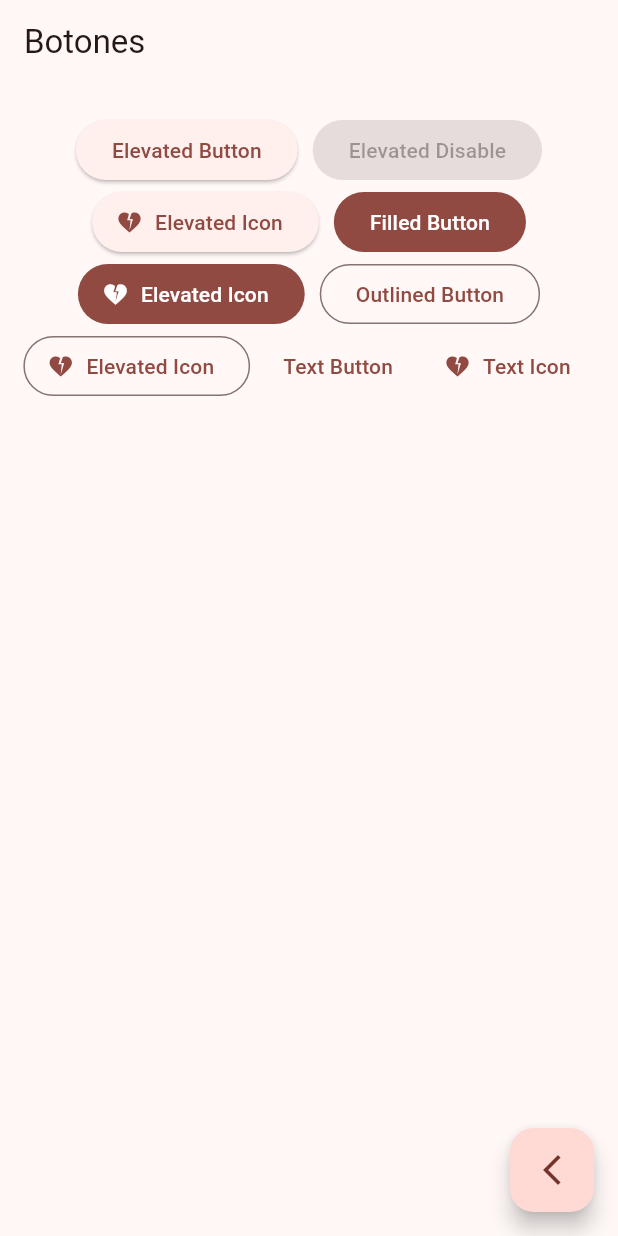
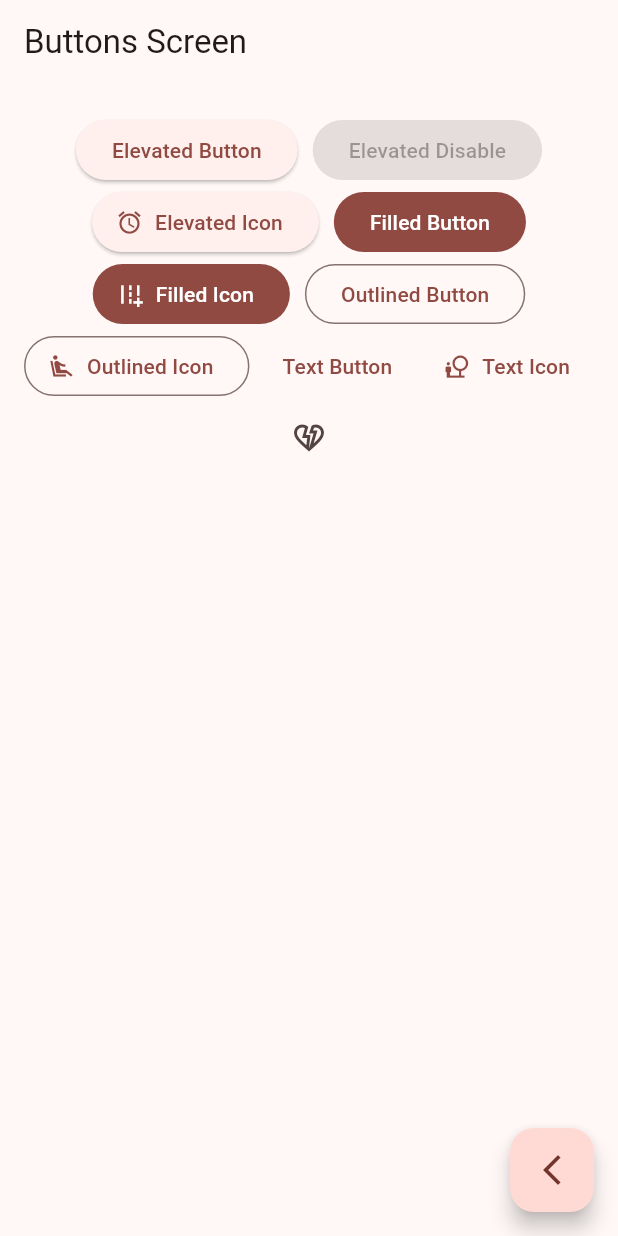
Before and after one commit to Karla038/kmd_widget_app, a Flutter app: the ButtonsScreen screen opened by its route, on a phone screen of 412 x 824 dp. Run offline on Flutter 3.47's test engine with Material 3 defaults, Android fonts, the phone set to English and light mode, and no system bars; our stand-ins replace go_router.

```diff
--- a/lib/config/router/app_router.dart
+++ b/lib/config/router/app_router.dart
@@ -7,23 +7,38 @@ final appRouter = GoRouter(
   routes: [
     GoRoute(
       path: '/',
+      name: HomeScreen.name,
       builder: (context, state) => const HomeScreen(),
     ),
+
     GoRoute(
       path: '/buttons',
+      name: ButtonsScreen.name,
       builder: (context, state) => const ButtonsScreen(),
     ),
+
     GoRoute(
       path: '/cards',
+      name: CardsScreen.name,
       builder: (context, state) => const CardsScreen(),
     ),
+
     GoRoute(
       path: '/progress',
+      name: ProgressScreen.name,
       builder: (context, state) => const ProgressScreen(),
     ),
-     GoRoute(
+
+    GoRoute(
       path: '/snackbar',
+      name: SnackbarScreen.name,
       builder: (context, state) => const SnackbarScreen(),
+    ),
+
+    GoRoute(
+      path: '/animated',
+      name: AnimatedScreen.name,
+      builder: (context, state) => const AnimatedScreen(),
     )
   ]
 );
--- a/lib/config/theme/app_theme.dart
+++ b/lib/config/theme/app_theme.dart
@@ -5,7 +5,9 @@ const colorList = <Color>[
   Colors.red,
   Colors.orange,
   Colors.yellow,
-  Colors.deepPurpleAccent
+  Colors.deepPurpleAccent,
+  Colors.greenAccent
+
 ];
 
 class AppTheme {
@@ -13,7 +15,7 @@ class AppTheme {
   final int selectedColor;
 
   AppTheme({
-    required this.selectedColor
+    this.selectedColor = 0
     }): assert (
       selectedColor >= 0, 'Selecciona un color mayor a 0 '
     ),
--- a/lib/main.dart
+++ b/lib/main.dart
@@ -13,6 +13,7 @@ class MainApp extends StatelessWidget {
   Widget build(BuildContext context) {
     return  MaterialApp.router(
       routerConfig: appRouter,
+      title: 'Material App',
       debugShowCheckedModeBanner: false,
       theme: AppTheme(selectedColor: 1 ).getTheme(),
     );
--- a/lib/presentation/screens/buttons/buttons_screen.dart
+++ b/lib/presentation/screens/buttons/buttons_screen.dart
@@ -4,11 +4,17 @@ import 'package:go_router/go_router.dart';
 class ButtonsScreen extends StatelessWidget {
   const ButtonsScreen({super.key});
 
+  static const String name = "buttons_screen";
+
+
   @override
   Widget build(BuildContext context) {
+
+    final colors = Theme.of(context).colorScheme;
+
     return Scaffold(
       appBar: AppBar(
-        title: const Text('Botones'),
+        title: const Text('Buttons Screen'),
       ),
       body: const _ButtonsView(),
       floatingActionButton: FloatingActionButton(
@@ -37,7 +43,7 @@ class _ButtonsView extends StatelessWidget {
 
             ElevatedButton.icon(
               onPressed: (){},
-              icon: const Icon(Icons.heart_broken),
+              icon: const Icon(Icons.access_alarm_outlined),
               label: const Text('Elevated Icon')
             ),
 
@@ -45,33 +51,33 @@ class _ButtonsView extends StatelessWidget {
 
             FilledButton.icon(
               onPressed: (){},
-              icon: const Icon(Icons.heart_broken),
-              label: const Text('Elevated Icon')
+              icon: const Icon(Icons.add_road_sharp),
+              label: const Text('Filled Icon')
             ),
 
             OutlinedButton(onPressed: (){}, child: const Text('Outlined Button')),
             OutlinedButton.icon(
               onPressed: (){},
-              icon: const Icon(Icons.heart_broken),
-              label: const Text('Elevated Icon')
+              icon: const Icon(Icons.airline_seat_recline_extra_sharp),
+              label: const Text('Outlined Icon')
             ),
 
             TextButton(onPressed: (){}, child: const Text('Text Button')),
 
             TextButton.icon(
               onPressed: (){},
-              icon: const Icon(Icons.heart_broken),
+              icon: const Icon(Icons.nature_people_outlined),
               label: const Text('Text Icon')
             ),
 
-            // IconButton(onPressed: (){}, icon: const Text('Text Button')),
+            IconButton(onPressed: (){}, icon: const Icon(Icons.heart_broken_outlined)),
 
-            // IconButton.icon(
+            // IconButton(
             //   onPressed: (){},
-            //   icon: const Icon(Icons.heart_broken),
+            //   icon: const Icon(Icons.volume_off_outlined),
             //   style: const ButtonStyle(
-            //     backgroundColor: WidgetStatePropertyAll(),
-            //     iconColor: WidgetStatePropertyAll(Colors.white),
+            //     backgroundColor: WidgetStatePropertyAll(colors.primary),
+            //     iconColor: const WidgetStatePropertyAll(Colors.white),
             //   ),
             //   label: const Text('Text Icon')
             // ),
@@ -82,3 +88,27 @@ class _ButtonsView extends StatelessWidget {
     );
   }
 }
+
+class CustomButton extends StatelessWidget {
+  const CustomButton({super.key});
+
+  @override
+  Widget build(BuildContext context) {
+
+    final colors = Theme.of(context).colorScheme;
+
+    return ClipRRect(
+      borderRadius: BorderRadius.circular(20),
+      child: Material(
+        color: colors.primary,
+        child: InkWell(
+          onTap: () { },
+          child: const Padding(
+            padding: EdgeInsets.symmetric(horizontal: 20, vertical: 10),
+            child: Text('Personalized Button', style: TextStyle(color: Colors.white)),
+          ),
+        ),
+      ),
+    );
+  }
+}
--- a/lib/presentation/screens/home/home_screen.dart
+++ b/lib/presentation/screens/home/home_screen.dart
@@ -1,10 +1,12 @@
 import 'package:flutter/material.dart';
 import 'package:go_router/go_router.dart';
 import 'package:kmd_widget_app/config/menu/menu_item.dart';
+import 'package:kmd_widget_app/presentation/screens/cards/cards_screen.dart';
 
 class HomeScreen extends StatelessWidget {
+  const HomeScreen({super.key});
 
-  const HomeScreen({super.key});
+  static const String name = "home_screen";
 
   @override
   Widget build(BuildContext context){
@@ -44,14 +46,16 @@ class _CustomTitle extends StatelessWidget {
   @override
   Widget build(BuildContext context) {
 
-    final color = Theme.of(context).colorScheme;
+    final colors = Theme.of(context).colorScheme;
+
     return ListTile(
-      leading: Icon(menuItem.icon, color: color.primary,),
+      leading: Icon(menuItem.icon, color: colors.primary,),
       title: Text(menuItem.title),
       subtitle: Text(menuItem.subtitle),
-      trailing: Icon(Icons.arrow_forward_ios_outlined, color: color.primary,),
+      trailing: Icon(Icons.arrow_forward_ios_outlined, color: colors.primary,),
       onTap: (){
         context.push(menuItem.link);
+        //context.pushNamed(CardsScreen.name);
        },
     );
   }
--- a/lib/presentation/screens/screens.dart
+++ b/lib/presentation/screens/screens.dart
@@ -4,6 +4,6 @@ export 'package:kmd_widget_app/presentation/screens/buttons/buttons_screen.dart'
 export 'package:kmd_widget_app/presentation/screens/cards/cards_screen.dart';
 export 'package:kmd_widget_app/presentation/screens/home/home_screen.dart';
 export 'package:kmd_widget_app/presentation/screens/infinite_scroll/infinite_scroll_screen.dart';
-export 'package:kmd_widget_app/presentation/screens/progress/progrees_screen.dart';
+export 'package:kmd_widget_app/presentation/screens/progress/progress_screen.dart';
 export 'package:kmd_widget_app/presentation/screens/snackbar/snackbar_screen.dart';
 export 'package:kmd_widget_app/presentation/screens/ui_controls/ui_controls_screen.dart';
```
Also changed, not shown: lib/config/menu/menu_item.dart (+8 -1 lines), lib/presentation/screens/animated/animated_screen.dart (+56 -2 lines), lib/presentation/screens/cards/cards_screen.dart (+25 -18 lines), lib/presentation/screens/progress/progress_screen.dart (renamed from lib/presentation/screens/progress/progrees_screen.dart, +13 -5 lines), lib/presentation/screens/snackbar/snackbar_screen.dart (+31 -2 lines).
